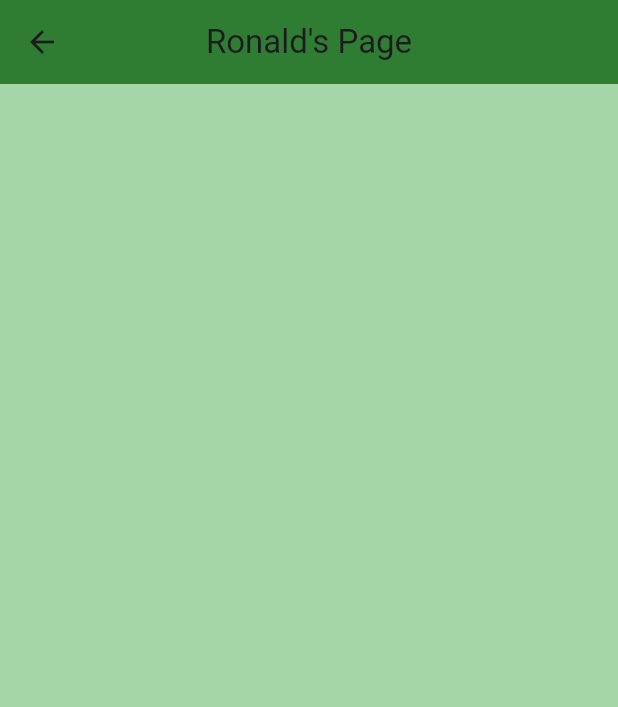
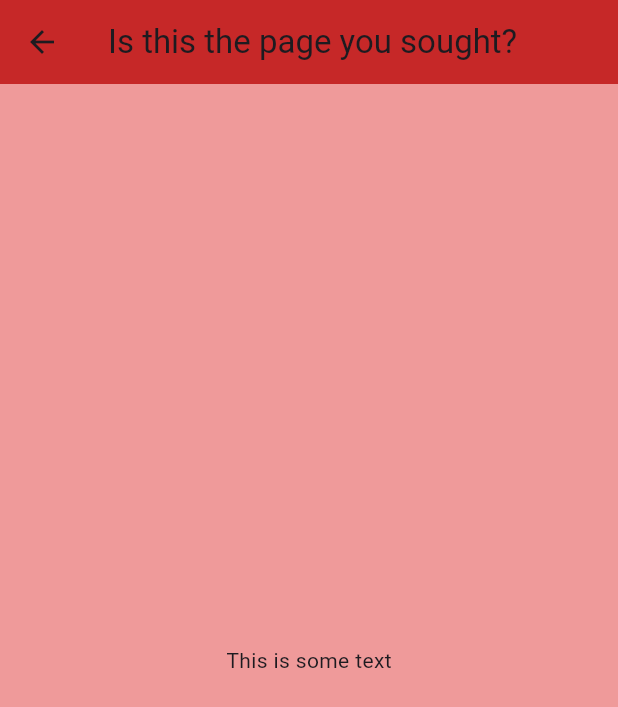
Before and after one commit to Clevelandm1/day7, a Flutter app: the Ronald screen opened directly, on a phone screen of 412 x 824 dp. Shown: the top 707 px of the screen. Run offline on Flutter 3.47's test engine with Material 3 defaults, Android fonts, the phone set to English and light mode, and no system bars.

Commit message:
Changed page color and set up text to be in the center of the page

```diff
--- a/lib/ronald.dart
+++ b/lib/ronald.dart
@@ -7,12 +7,22 @@ class Ronald extends StatelessWidget {
   Widget build(BuildContext context) {
     return Scaffold(
       appBar: AppBar(
-        backgroundColor: Colors.green[800],
+        backgroundColor: Colors.red[800],
         centerTitle: true,
-        title: const Text('Ronald\'s Page'),
+        title: const Text('Is this the page you sought?'),
       ),
-      backgroundColor: Colors.green[200],
-      body: Center(),
+      backgroundColor: Colors.red[200],
+      body: Column(
+        mainAxisAlignment: MainAxisAlignment.center,
+        children: [
+          Row(
+            mainAxisAlignment: MainAxisAlignment.center,
+            children: [
+              Text("This is some text"),
+            ],
+          ),
+        ],
+      ),
     );
   }
 }
```
